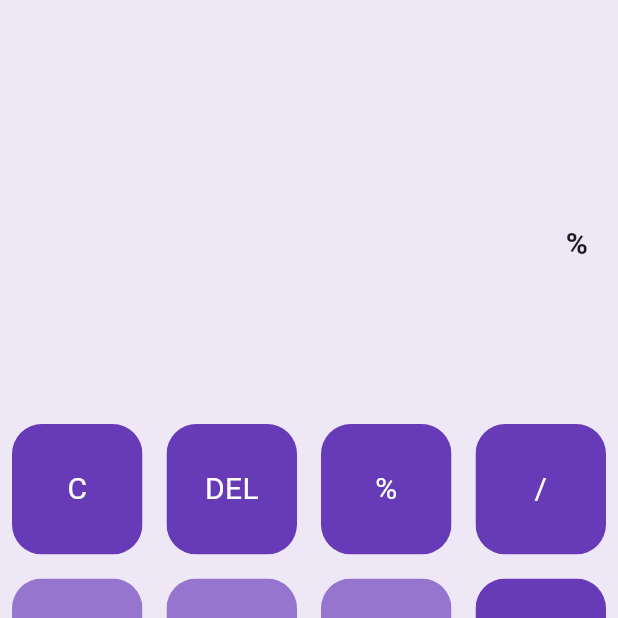
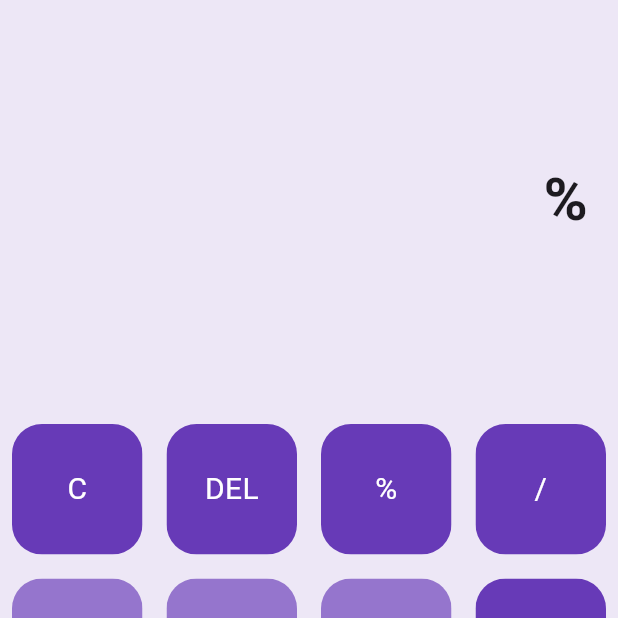
Before and after one commit to iabhishe-k/Calculator, a Flutter app: the screen it shows after launch, after a tap on an icon or button, on a phone screen of 412 x 824 dp, the top half of it. Run offline on Flutter 3.47's test engine with Material 3 defaults, Android fonts, the phone set to English and light mode, and no system bars; our stand-ins replace math_expressions.

Commit message:
Improved UI

```diff
--- a/lib/main.dart
+++ b/lib/main.dart
@@ -32,6 +32,7 @@ class _HomePageState extends State<HomePage> {
   var userAnswer = "";
   var equal = false;
   var nextQuestion = "";
+  var bigger = false;
 
   final List<String> buttons = [
     'C',
@@ -67,24 +68,29 @@ class _HomePageState extends State<HomePage> {
               child: Column(
                 mainAxisAlignment: MainAxisAlignment.spaceEvenly,
                 children: <Widget>[
-                  const SizedBox(height: 120),
-                  Container(
+                  const SizedBox(height: 60),
+                  AnimatedContainer(
                     padding: const EdgeInsets.all(20),
                     alignment: Alignment.centerRight,
-                    child: Text(userQuestion,
-                        style: const TextStyle(
-                          fontSize: 20,
-                          fontWeight: FontWeight.bold,
-                        )),
+                    duration: const Duration(seconds: 1),
+                    child: Text(
+                      userQuestion,
+                      style: TextStyle(
+                        fontSize: !bigger ? 40 : 20,
+                        fontWeight: FontWeight.bold,
+                      ),
+                    ),
                   ),
-                  Container(
+                  AnimatedContainer(
                     padding: const EdgeInsets.all(20),
                     alignment: Alignment.centerRight,
+                    duration: const Duration(seconds: 1),
                     child: Text(
                       userAnswer,
-                      style: const TextStyle(
-                        fontSize: 20,
+                      style: TextStyle(
+                        fontSize: bigger ? 40 : 20,
                         fontWeight: FontWeight.bold,
+                        overflow: TextOverflow.ellipsis,
                       ),
                     ),
                   )
@@ -110,13 +116,15 @@ class _HomePageState extends State<HomePage> {
                           } else if (index == 0) {
                             userQuestion = '';
                             userAnswer = '';
+                            nextQuestion = '';
                           } else if (index == buttons.length - 1) {
                             equalPressed();
-                          } else {
+                          } else if(userQuestion.length<=15) {
                             if (equal == true) {
                               userQuestion = nextQuestion;
                               equal = false;
                               userAnswer = "";
+                              bigger = false;
                             }
                             userQuestion += buttons[index];
                           }
@@ -168,5 +176,6 @@ class _HomePageState extends State<HomePage> {
     }
     nextQuestion = userAnswer;
     equal = true;
+    bigger = true;
   }
 }
```
